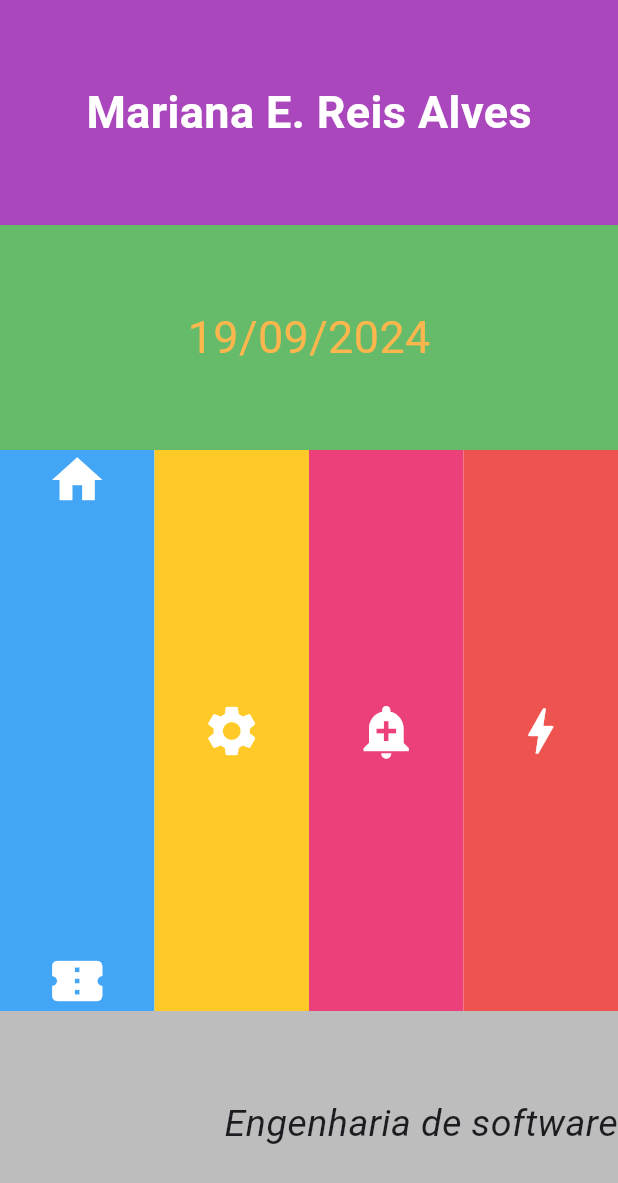
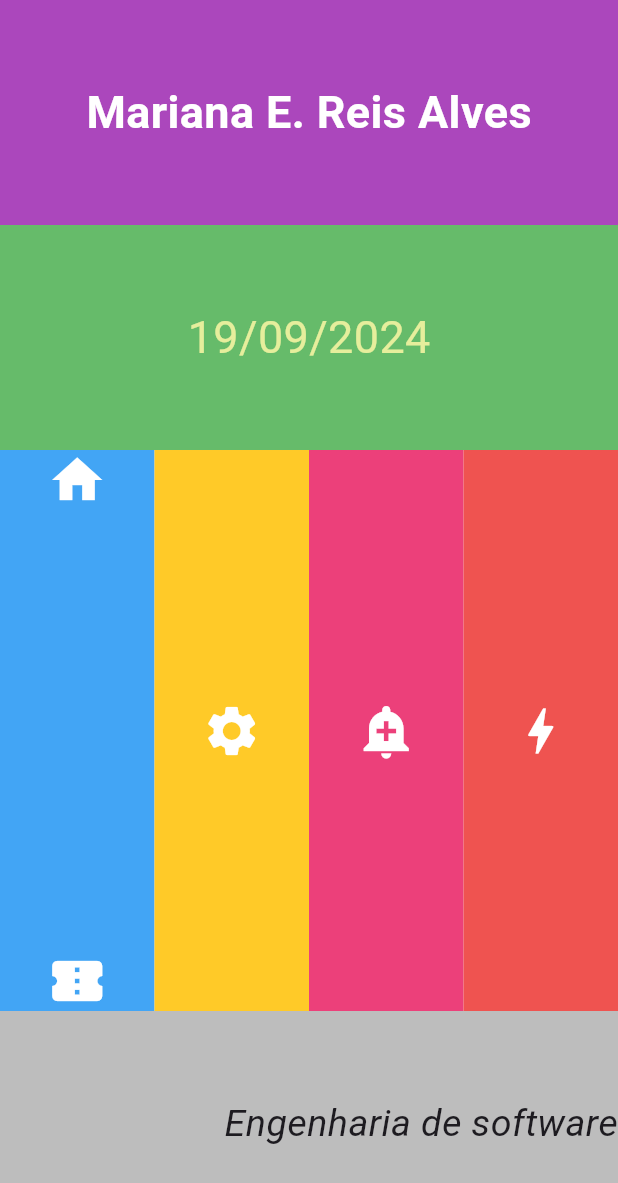
Before and after one commit to faustocintra/dsm2-unifacef-2024-2, a Flutter app: the screen it shows after launch, on a phone screen of 412 x 824 dp. Shown: the top 1183 px of the screen. Run offline on Flutter 3.47's test engine with Material 3 defaults, Android fonts, the phone set to English and light mode, and no system bars.

Commit message:
Detalhes finais para a prova do 1bim

```diff
--- a/layout2/lib/main.dart
+++ b/layout2/lib/main.dart
@@ -66,7 +66,7 @@ class Layout extends StatelessWidget {
                 child: Text( // texto
                   '19/09/2024', // data
                   style: TextStyle(
-                    color: Colors.orange[300], //cor
+                    color: Colors.lime[200], //cor
                     fontSize: 30, // aumentei o tamanho
                   ),
                 ),
@@ -92,24 +92,24 @@ class Layout extends StatelessWidget {
             Expanded(child:
               Container(
                 color: Colors.amber[400],
-                child: const Center(
-                  child: Icon(Icons.settings, size: 40, color: Colors.white),
+                child: const Center( // Adiciona o ícone dentro do container e configura no centro
+                  child: Icon(Icons.settings, size: 40, color: Colors.white), // Adição dos ícones com tamanho e cor
                 ),
               ),
             ),
             Expanded(child:
               Container(
                 color: Colors.pink[400],
-                child: const Center(
-                  child: Icon(Icons.add_alert, size: 40, color: Colors.white),
+                child: const Center( // Adiciona o ícone dentro do container e configura no centro
+                  child: Icon(Icons.add_alert, size: 40, color: Colors.white), // Adição dos ícones com tamanho e cor
                 ),
               )
             ),
             Expanded(child:
               Container(
                 color: Colors.red[400],
-                child: const Center(
-                  child: Icon(Icons.bolt, size: 40, color: Colors.white),
+                child: const Center( // Adiciona o ícone dentro do container e configura no centro
+                  child: Icon(Icons.bolt, size: 40, color: Colors.white), // Adição dos ícones com tamanho e cor
                 ),
               ),
             ),// coluna adicionada
@@ -121,14 +121,14 @@ class Layout extends StatelessWidget {
           children: [
             Expanded(
                 child: Container(
-              color: Colors.grey[400],
-              height: 150,
+              color: Colors.grey[400], // cor
+              height: 150, // altura
               child: const Align(
                 alignment: Alignment.centerRight, // Alinha o texto à direita
                 child: Text(
                   'Engenharia de software',
                 style: TextStyle(
-                  fontSize: 25,
+                  fontSize: 25, // tamanho do texto
                   fontStyle: FontStyle.italic, // Define o texto como itálico
                 ),
                 ),
```
Also changed, not shown: layout2/PrintProva1/Print Prova 1 Mobile.png (added).
